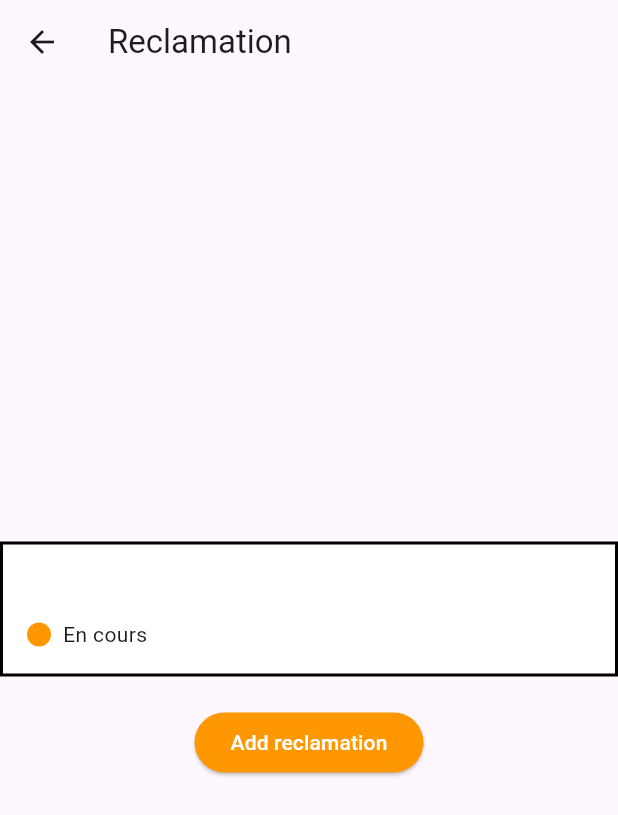
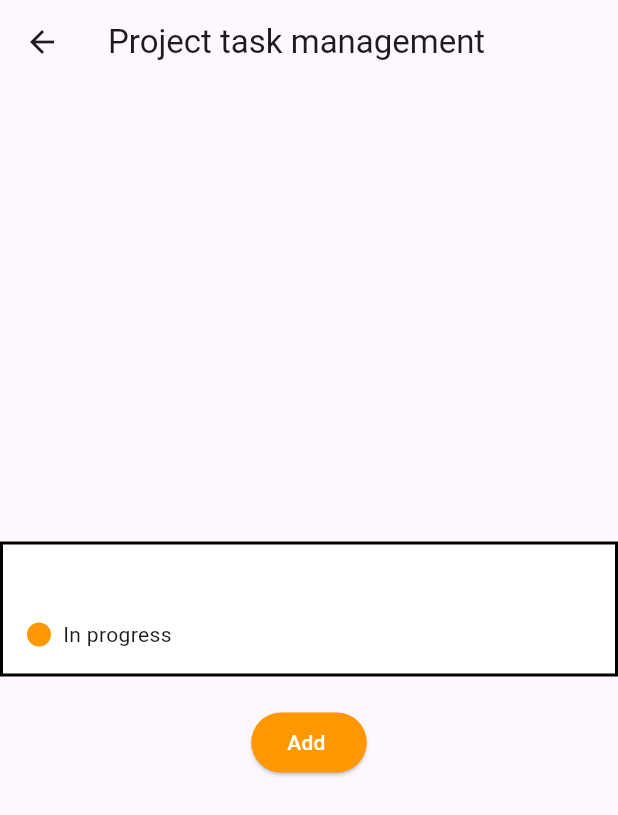
Before and after one commit to TeamSyncAi/Front, a Flutter app: the GestionTaches screen opened directly with empty values, on a phone screen of 412 x 824 dp. Shown: the top 815 px of the screen. Run offline on Flutter 3.47's test engine with Material 3 defaults, Android fonts, the light colour scheme and no system bars.

Commit message:
gestionTache

```diff
--- a/lib/typesreclamation/gestiontaches.dart
+++ b/lib/typesreclamation/gestiontaches.dart
@@ -11,7 +11,7 @@ class GestionTaches extends StatelessWidget {
   Widget build(BuildContext context) {
     return Scaffold(
       appBar: AppBar(
-        title: Text('Reclamation'),
+        title: Text('Project task management'),
       ),
       body: Center(
         child: Column(
@@ -37,7 +37,7 @@ class GestionTaches extends StatelessWidget {
                     ),
                   ),
                   SizedBox(height: 8.0),
-                  _buildEtatCircle('En cours', Colors.orange),
+                  _buildEtatCircle('In progress', Colors.orange),
                 ],
               ),
             ),
@@ -53,7 +53,7 @@ class GestionTaches extends StatelessWidget {
                 backgroundColor: Colors.orange,
               ),
               child: Text(
-                'Add reclamation',
+                'Add ',
                 style: TextStyle(
                   color: Colors.white,
                 ),
```
